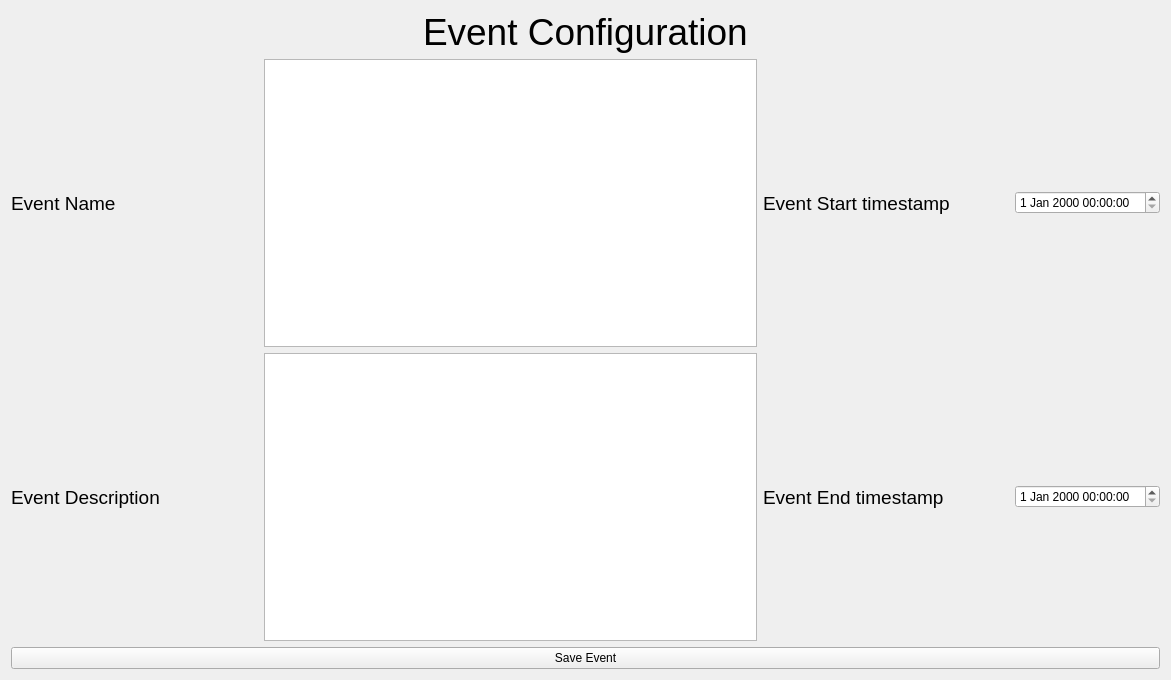
Before: the Qt Designer form PICK GUI/UI/Event.ui in CS4311-spring-2020/pick-tool-team13-the-bombs, drawn with Qt 5.
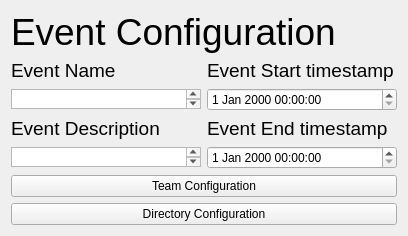
After: the same form once the commit is applied.

Diff of the .ui file:
```diff
--- a/PICK GUI/UI/Event.ui
+++ b/PICK GUI/UI/Event.ui
@@ -6,15 +6,15 @@
    <rect>
     <x>0</x>
     <y>0</y>
-    <width>1171</width>
-    <height>680</height>
+    <width>408</width>
+    <height>233</height>
    </rect>
   </property>
   <property name="windowTitle">
    <string>Form</string>
   </property>
   <layout class="QVBoxLayout" name="verticalLayout_2">
-   <item alignment="Qt::AlignHCenter">
+   <item>
     <widget class="QLabel" name="EventTitlelabel">
      <property name="font">
       <font>
@@ -28,36 +28,44 @@
    </item>
    <item>
     <layout class="QGridLayout" name="gridLayout">
+     <item row="0" column="0">
+      <widget class="QLabel" name="EventNamelabel">
+       <property name="sizePolicy">
+        <sizepolicy hsizetype="Preferred" vsizetype="Preferred">
+         <horstretch>5</horstretch>
+         <verstretch>0</verstretch>
+        </sizepolicy>
+       </property>
+       <property name="font">
+        <font>
+         <pointsize>14</pointsize>
+        </font>
+       </property>
+       <property name="text">
+        <string>Event Name</string>
+       </property>
+      </widget>
+     </item>
      <item row="1" column="1">
+      <widget class="QDateTimeEdit" name="EventConfigStartDate"/>
+     </item>
+     <item row="1" column="0">
       <widget class="QTextEdit" name="EventEndTextbox">
-       <property name="maximumSize">
-        <size>
-         <width>1000</width>
-         <height>1000</height>
-        </size>
-       </property>
-      </widget>
-     </item>
-     <item row="5" column="1">
-      <widget class="QTextEdit" name="DescriptionTextbox">
        <property name="sizePolicy">
-        <sizepolicy hsizetype="Expanding" vsizetype="Expanding">
-         <horstretch>10</horstretch>
+        <sizepolicy hsizetype="Preferred" vsizetype="Preferred">
+         <horstretch>0</horstretch>
          <verstretch>0</verstretch>
         </sizepolicy>
        </property>
        <property name="maximumSize">
         <size>
-         <width>16777215</width>
-         <height>10000</height>
+         <width>1000</width>
+         <height>20</height>
         </size>
        </property>
       </widget>
      </item>
-     <item row="5" column="3">
-      <widget class="QDateTimeEdit" name="EventConfigEndDate"/>
-     </item>
-     <item row="5" column="0">
+     <item row="2" column="0">
       <widget class="QLabel" name="EventDescriptionlabel">
        <property name="sizePolicy">
         <sizepolicy hsizetype="Preferred" vsizetype="Preferred">
@@ -75,28 +83,7 @@
        </property>
       </widget>
      </item>
-     <item row="1" column="0">
-      <widget class="QLabel" name="EventNamelabel">
-       <property name="sizePolicy">
-        <sizepolicy hsizetype="Preferred" vsizetype="Preferred">
-         <horstretch>5</horstretch>
-         <verstretch>0</verstretch>
-        </sizepolicy>
-       </property>
-       <property name="font">
-        <font>
-         <pointsize>14</pointsize>
-        </font>
-       </property>
-       <property name="text">
-        <string>Event Name</string>
-       </property>
-      </widget>
-     </item>
-     <item row="1" column="3">
-      <widget class="QDateTimeEdit" name="EventConfigStartDate"/>
-     </item>
-     <item row="5" column="2">
+     <item row="2" column="1">
       <widget class="QLabel" name="EventEndlabel">
        <property name="sizePolicy">
         <sizepolicy hsizetype="Preferred" vsizetype="Preferred">
@@ -114,7 +101,26 @@
        </property>
       </widget>
      </item>
-     <item row="1" column="2">
+     <item row="6" column="0">
+      <widget class="QTextEdit" name="DescriptionTextbox">
+       <property name="sizePolicy">
+        <sizepolicy hsizetype="Preferred" vsizetype="Preferred">
+         <horstretch>0</horstretch>
+         <verstretch>0</verstretch>
+        </sizepolicy>
+       </property>
+       <property name="maximumSize">
+        <size>
+         <width>1000</width>
+         <height>20</height>
+        </size>
+       </property>
+      </widget>
+     </item>
+     <item row="6" column="1">
+      <widget class="QDateTimeEdit" name="EventConfigEndDate"/>
+     </item>
+     <item row="0" column="1">
       <widget class="QLabel" name="EventStartlabel">
        <property name="sizePolicy">
         <sizepolicy hsizetype="Preferred" vsizetype="Preferred">
@@ -137,7 +143,14 @@
    <item>
     <widget class="QPushButton" name="saveEventButt">
      <property name="text">
-      <string>Save Event</string>
+      <string>Team Configuration</string>
+     </property>
+    </widget>
+   </item>
+   <item>
+    <widget class="QPushButton" name="goToDirConfigButt">
+     <property name="text">
+      <string>Directory Configuration</string>
      </property>
     </widget>
    </item>
```
Left out of the diff: 4 changed lines with no effect on the pictures.
